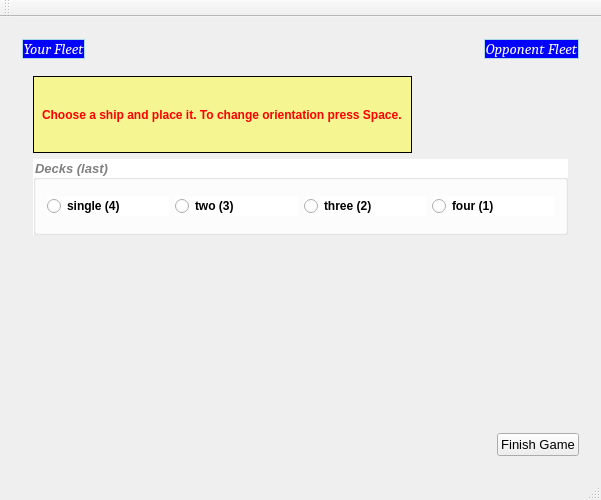
Qt form BattleshipGame/mainwindow.ui (AndLvovSky/battleship-game) before a commit.
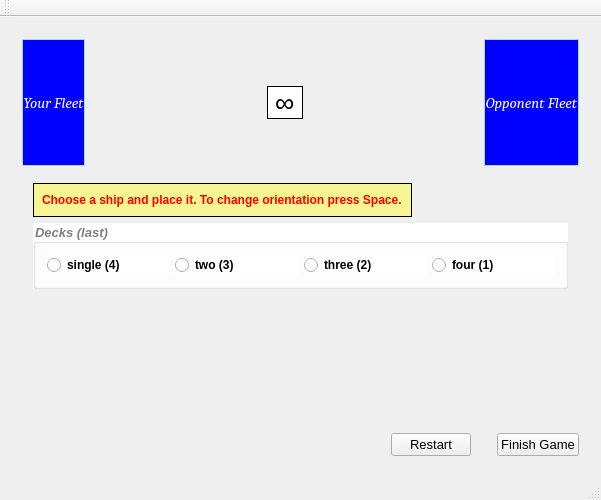
The same form after that commit. The open tabs and pages were chosen to show the change.

```diff
--- a/BattleshipGame/mainwindow.ui
+++ b/BattleshipGame/mainwindow.ui
@@ -230,6 +230,67 @@
             </property>
            </spacer>
           </item>
+          <item>
+           <layout class="QVBoxLayout" name="verticalLayout_10">
+            <item>
+             <spacer name="verticalSpacer_9">
+              <property name="orientation">
+               <enum>Qt::Vertical</enum>
+              </property>
+              <property name="sizeHint" stdset="0">
+               <size>
+                <width>20</width>
+                <height>40</height>
+               </size>
+              </property>
+             </spacer>
+            </item>
+            <item>
+             <widget class="QLabel" name="timerLabel">
+              <property name="font">
+               <font>
+                <family>Arial</family>
+                <pointsize>20</pointsize>
+                <weight>50</weight>
+                <bold>false</bold>
+               </font>
+              </property>
+              <property name="styleSheet">
+               <string notr="true">background: white; border: 1px solid black</string>
+              </property>
+              <property name="text">
+               <string>∞</string>
+              </property>
+             </widget>
+            </item>
+            <item>
+             <spacer name="verticalSpacer_8">
+              <property name="orientation">
+               <enum>Qt::Vertical</enum>
+              </property>
+              <property name="sizeHint" stdset="0">
+               <size>
+                <width>20</width>
+                <height>40</height>
+               </size>
+              </property>
+             </spacer>
+            </item>
+           </layout>
+          </item>
+          <item>
+           <spacer name="horizontalSpacer_10">
+            <property name="orientation">
+             <enum>Qt::Horizontal</enum>
+            </property>
+            <property name="sizeHint" stdset="0">
+             <size>
+              <width>40</width>
+              <height>20</height>
+             </size>
+            </property>
+           </spacer>
+          </item>
           <item>
            <layout class="QVBoxLayout" name="opponentFleetLayout">
             <item>
@@ -505,6 +566,35 @@
             </property>
            </spacer>
           </item>
+          <item>
+           <widget class="QPushButton" name="restartButton">
+            <property name="font">
+             <font>
+              <family>Arial</family>
+              <pointsize>10</pointsize>
+             </font>
+            </property>
+            <property name="text">
+             <string>Restart</string>
+            </property>
+           </widget>
+          </item>
+          <item>
+           <spacer name="horizontalSpacer_11">
+            <property name="orientation">
+             <enum>Qt::Horizontal</enum>
+            </property>
+            <property name="sizeType">
+             <enum>QSizePolicy::Fixed</enum>
+            </property>
+            <property name="sizeHint" stdset="0">
+             <size>
+              <width>20</width>
+              <height>20</height>
+             </size>
+            </property>
+           </spacer>
+          </item>
           <item>
            <widget class="QPushButton" name="finishGameButton">
             <property name="font">
```
Left out of the diff: 2 changed lines with no effect on the pictures.
